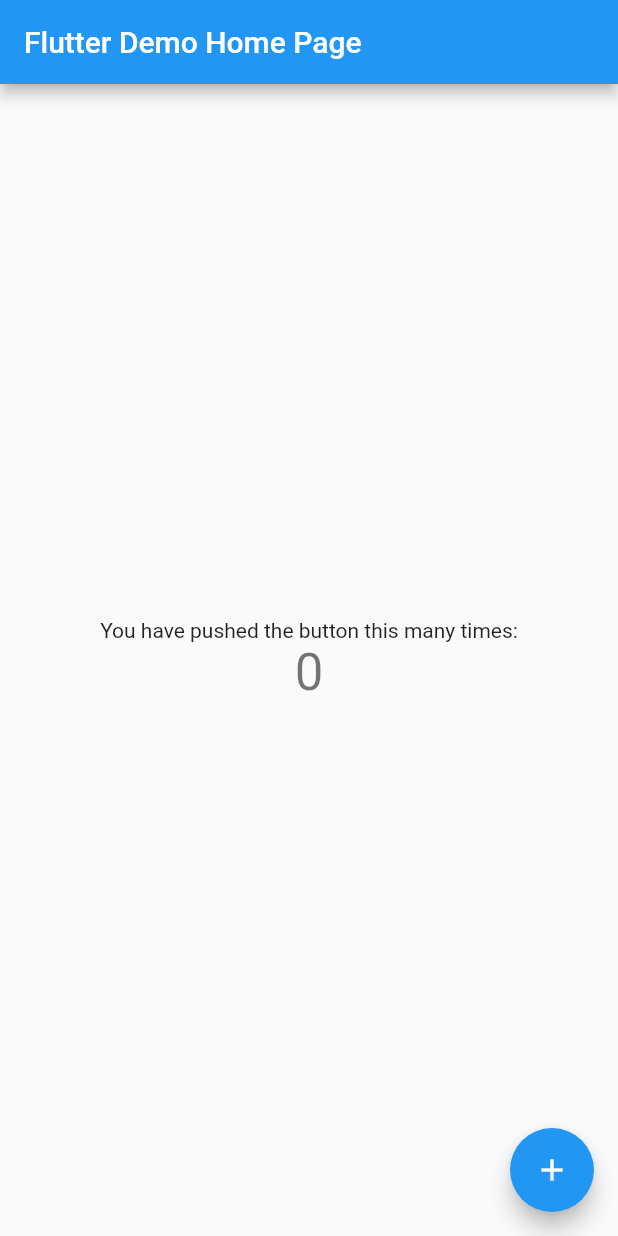
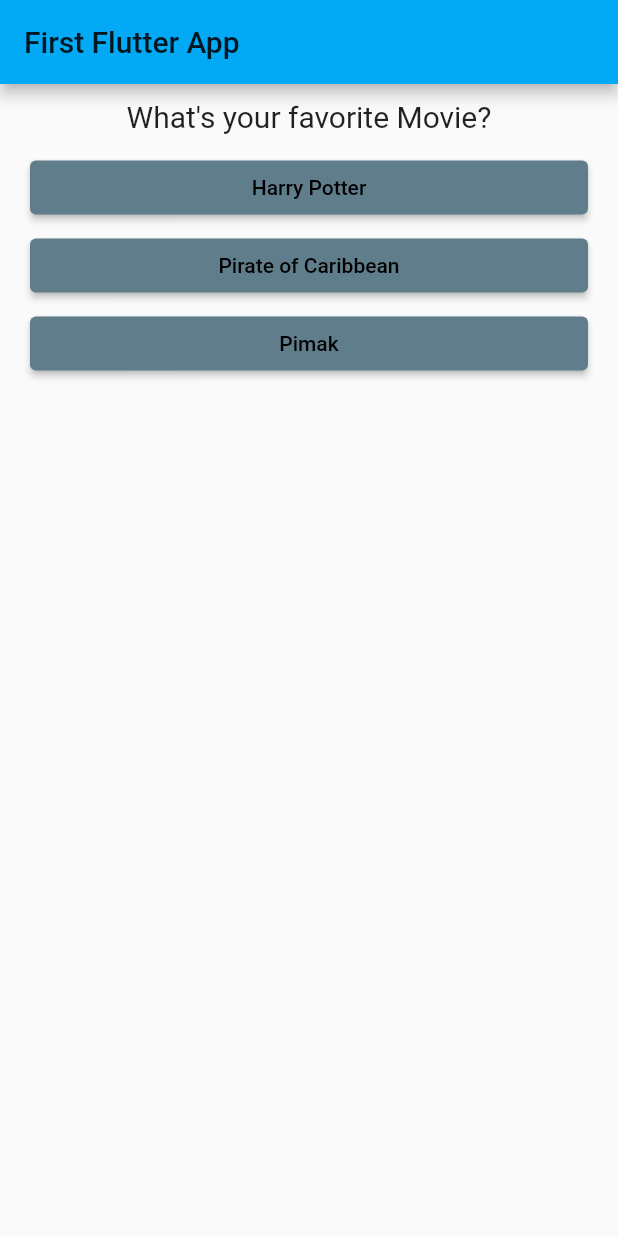
Before and after one commit to epidaus/flutter-first-app, a Flutter app: the screen it shows after launch, on a phone screen of 412 x 824 dp. Run offline on Flutter 3.47's test engine with Material 2 defaults, Android fonts, the phone set to English and light mode, and no system bars.

Commit message:
flutter course end

```diff
--- /dev/null
+++ b/lib/button.dart
@@ -0,0 +1,23 @@
+import 'package:flutter/material.dart';
+
+class Button extends StatelessWidget {
+  final Function() actionButton;
+  final String answerText;
+
+  Button(this.actionButton, this.answerText);
+
+  @override
+  Widget build(BuildContext context) {
+    return Container(
+      width: double.infinity,
+      margin: EdgeInsets.fromLTRB(20, 2, 20, 2),
+      child: ElevatedButton(
+        style: ButtonStyle(
+          backgroundColor: MaterialStateProperty.all(Colors.blueGrey),
+        ),
+        child: Text(answerText),
+        onPressed: actionButton,
+      ),
+    );
+  }
+}
--- a/lib/main.dart
+++ b/lib/main.dart
@@ -1,113 +1,110 @@
 import 'package:flutter/material.dart';
+
+import './quiz.dart';
+import './result.dart';
 
 void main() {
   runApp(MyApp());
 }
 
-class MyApp extends StatelessWidget {
-  // This widget is the root of your application.
+class MyApp extends StatefulWidget {
   @override
-  Widget build(BuildContext context) {
-    return MaterialApp(
-      title: 'Flutter Demo',
-      theme: ThemeData(
-        // This is the theme of your application.
-        //
-        // Try running your application with "flutter run". You'll see the
-        // application has a blue toolbar. Then, without quitting the app, try
-        // changing the primarySwatch below to Colors.green and then invoke
-        // "hot reload" (press "r" in the console where you ran "flutter run",
-        // or simply save your changes to "hot reload" in a Flutter IDE).
-        // Notice that the counter didn't reset back to zero; the application
-        // is not restarted.
-        primarySwatch: Colors.blue,
-      ),
-      home: MyHomePage(title: 'Flutter Demo Home Page'),
-    );
+  State<StatefulWidget> createState() {
+    return _MyAppState();
   }
 }
 
-class MyHomePage extends StatefulWidget {
-  MyHomePage({Key? key, required this.title}) : super(key: key);
+class _MyAppState extends State<MyApp> {
+  List _questions = [
+    {
+      'questionText': 'What\'s your favorite Movie?',
+      'answers': [
+        {
+          'text': 'Harry Potter',
+          'score': 5,
+        },
+        {
+          'text': 'Pirate of Caribbean',
+          'score': 9,
+        },
+        {
+          'text': 'Pimak',
+          'score': 10,
+        },
+      ],
+    },
+    {
+      'questionText': 'What\'s your favorite Series?',
+      'answers': [
+        {
+          'text': 'Modern Family',
+          'score': 7,
+        },
+        {
+          'text': 'Friends',
+          'score': 9,
+        },
+        {
+          'text': 'Peaky Blinders',
+          'score': 5,
+        },
+      ],
+    },
+    {
+      'questionText': 'What\'s your favorite Song?',
+      'answers': [
+        {
+          'text': 'Anyone',
+          'score': 8,
+        },
+        {
+          'text': 'Reckless',
+          'score': 6,
+        },
+        {
+          'text': 'Yummy',
+          'score': 7,
+        },
+      ],
+    },
+  ];
 
-  // This widget is the home page of your application. It is stateful, meaning
-  // that it has a State object (defined below) that contains fields that affect
-  // how it looks.
+  var _questionIndex = 0;
+  var _totalScore = 0;
 
-  // This class is the configuration for the state. It holds the values (in this
-  // case the title) provided by the parent (in this case the App widget) and
-  // used by the build method of the State. Fields in a Widget subclass are
-  // always marked "final".
+  void _resetPage() {
+    setState(() {
+      _questionIndex = 0;
+      _totalScore = 0;
+    });
+  }
 
-  final String title;
+  void _answerQuestion(int score) {
+    _totalScore += score;
 
-  @override
-  _MyHomePageState createState() => _MyHomePageState();
-}
+    setState(() {
+      _questionIndex = _questionIndex + 1;
+    });
 
-class _MyHomePageState extends State<MyHomePage> {
-  int _counter = 0;
+    print(_questionIndex);
 
-  void _incrementCounter() {
-    setState(() {
-      // This call to setState tells the Flutter framework that something has
-      // changed in this State, which causes it to rerun the build method below
-      // so that the display can reflect the updated values. If we changed
-      // _counter without calling setState(), then the build method would not be
-      // called again, and so nothing would appear to happen.
-      _counter++;
-    });
+    if (_questionIndex < _questions.length) {}
   }
 
   @override
   Widget build(BuildContext context) {
-    // This method is rerun every time setState is called, for instance as done
-    // by the _incrementCounter method above.
-    //
-    // The Flutter framework has been optimized to make rerunning build methods
-    // fast, so that you can just rebuild anything that needs updating rather
-    // than having to individually change instances of widgets.
-    return Scaffold(
-      appBar: AppBar(
-        // Here we take the value from the MyHomePage object that was created by
-        // the App.build method, and use it to set our appbar title.
-        title: Text(widget.title),
+    return MaterialApp(
+      theme: ThemeData(
+        primarySwatch: Colors.lightBlue,
       ),
-      body: Center(
-        // Center is a layout widget. It takes a single child and positions it
-        // in the middle of the parent.
-        child: Column(
-          // Column is also a layout widget. It takes a list of children and
-          // arranges them vertically. By default, it sizes itself to fit its
-          // children horizontally, and tries to be as tall as its parent.
-          //
-          // Invoke "debug painting" (press "p" in the console, choose the
-          // "Toggle Debug Paint" action from the Flutter Inspector in Android
-          // Studio, or the "Toggle Debug Paint" command in Visual Studio Code)
-          // to see the wireframe for each widget.
-          //
-          // Column has various properties to control how it sizes itself and
-          // how it positions its children. Here we use mainAxisAlignment to
-          // center the children vertically; the main axis here is the vertical
-          // axis because Columns are vertical (the cross axis would be
-          // horizontal).
-          mainAxisAlignment: MainAxisAlignment.center,
-          children: <Widget>[
-            Text(
-              'You have pushed the button this many times:',
-            ),
-            Text(
-              '$_counter',
-              style: Theme.of(context).textTheme.headline4,
-            ),
-          ],
+      home: Scaffold(
+        appBar: AppBar(
+          title: Text('First Flutter App'),
         ),
+        body: _questionIndex < _questions.length
+            ? Quiz(_answerQuestion, _questions, _questionIndex)
+            : Result(_totalScore, _resetPage),
       ),
-      floatingActionButton: FloatingActionButton(
-        onPressed: _incrementCounter,
-        tooltip: 'Increment',
-        child: Icon(Icons.add),
-      ), // This trailing comma makes auto-formatting nicer for build methods.
     );
   }
 }
--- /dev/null
+++ b/lib/question.dart
@@ -0,0 +1,22 @@
+import 'package:flutter/material.dart';
+
+class Question extends StatelessWidget {
+  final String questionText;
+
+  Question(this.questionText);
+
+  @override
+  Widget build(BuildContext context) {
+    return Container(
+      width: double.infinity,
+      margin: EdgeInsets.all(10),
+      child: Text(
+        questionText,
+        style: TextStyle(
+          fontSize: 20,
+        ),
+        textAlign: TextAlign.center,
+      ),
+    );
+  }
+}
--- /dev/null
+++ b/lib/quiz.dart
@@ -0,0 +1,29 @@
+import 'package:flutter/material.dart';
+
+import './question.dart';
+import './button.dart';
+
+class Quiz extends StatelessWidget {
+  final Function answerQuestion;
+  final List questions;
+  final int questionIndex;
+
+  Quiz(this.answerQuestion, this.questions, this.questionIndex);
+
+  @override
+  Widget build(BuildContext context) {
+    return Column(
+      children: <Widget>[
+        Question(
+          questions[questionIndex]['questionText'],
+        ),
+        ...questions[questionIndex]['answers'].map((answer) {
+          return Button(() => answerQuestion(answer['score']), answer['text']);
+        }).toList(),
+        // Button(_answerQuestionInc),
+        // Button(_answerQuestionInc),
+        // Button(_answerQuestionInc),
+      ],
+    );
+  }
+}
```
Also changed, not shown: lib/home/main_screen.dart (added, +66 -0 lines), lib/result.dart (added, +44 -0 lines).
